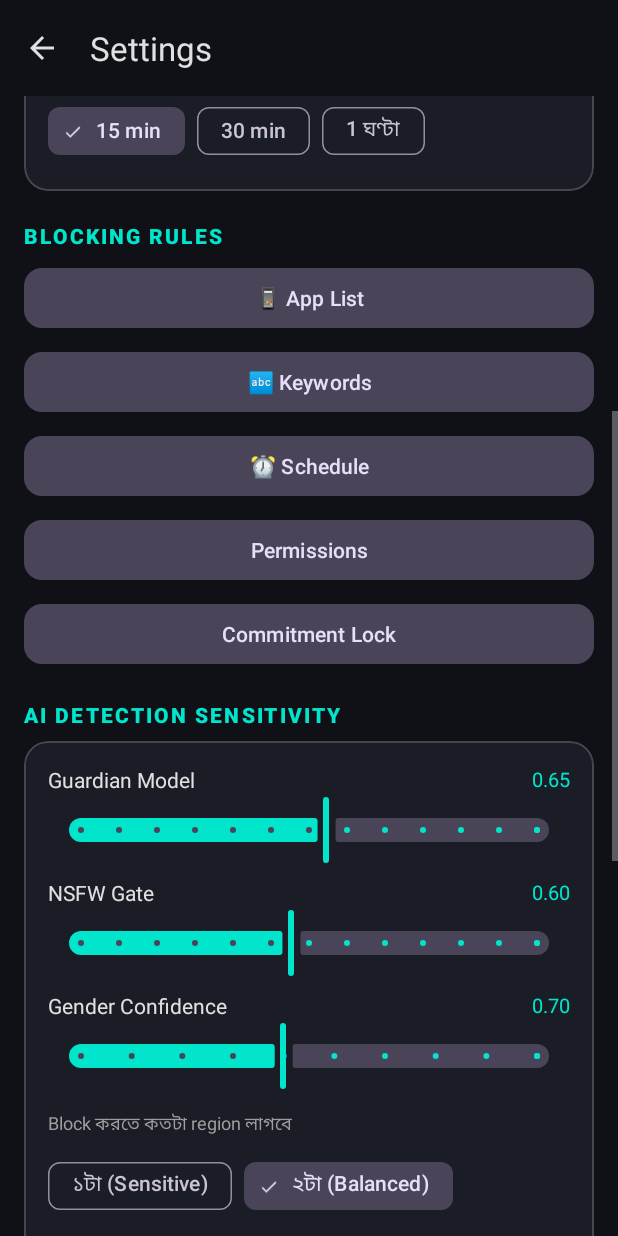
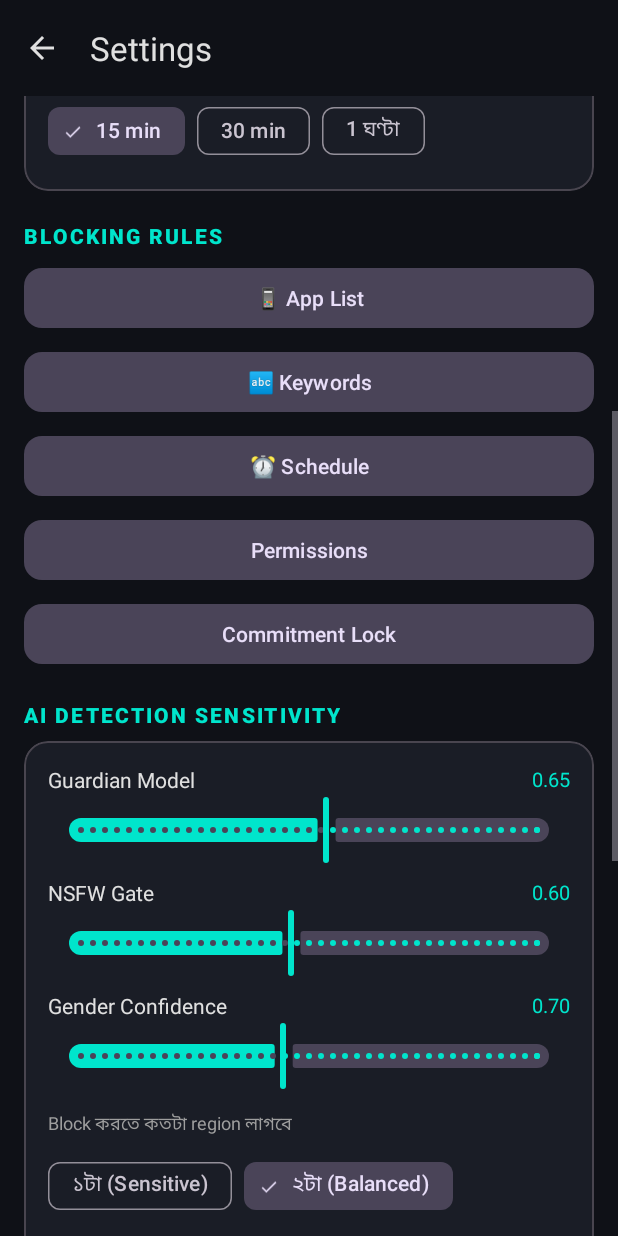
Before and after one commit to ferdausfs/Dogs-of-KAHAF, an Android app: the SettingsActivity screen opened directly, with no data from a screen before it, scrolled down 532 dp, on a phone screen of 412 x 824 dp. Run offline under Robolectric (Android 15) with nearby library versions, the phone set to English and light mode, and no system bars; our stand-ins replace Dagger/Hilt's generated code, Timber; libraries missing offline, so code that uses them is left out: org.tensorflow.lite; 2 statements that could not run were skipped.

```diff
--- a/app/src/main/java/com/guardian/shield/service/accessibility/GuardianAccessibilityService.kt
+++ b/app/src/main/java/com/guardian/shield/service/accessibility/GuardianAccessibilityService.kt
@@ -503,7 +503,10 @@ class GuardianAccessibilityService : AccessibilityService() {
         }
     }
 
-    override fun onInterrupt() {}
+    override fun onInterrupt() {
+        Timber.w("Accessibility service interrupted")
+        clearBlockingFlag("interrupted")
+    }
 
     override fun onDestroy() {
         super.onDestroy()
--- a/app/src/main/res/layout/activity_settings.xml
+++ b/app/src/main/res/layout/activity_settings.xml
@@ -360,7 +360,7 @@
                         android:layout_height="wrap_content"
                         android:valueFrom="0.3"
                         android:valueTo="0.95"
-                        android:stepSize="0.05"
+                        android:stepSize="0.01"
                         android:value="0.65"
                         android:layout_marginBottom="8dp" />
 
@@ -395,7 +395,7 @@
                         android:layout_height="wrap_content"
                         android:valueFrom="0.3"
                         android:valueTo="0.95"
-                        android:stepSize="0.05"
+                        android:stepSize="0.01"
                         android:value="0.60"
                         android:layout_marginBottom="8dp" />
 
@@ -430,7 +430,7 @@
                         android:layout_height="wrap_content"
                         android:valueFrom="0.5"
                         android:valueTo="0.95"
-                        android:stepSize="0.05"
+                        android:stepSize="0.01"
                         android:value="0.70"
                         android:layout_marginBottom="12dp" />
 
```
